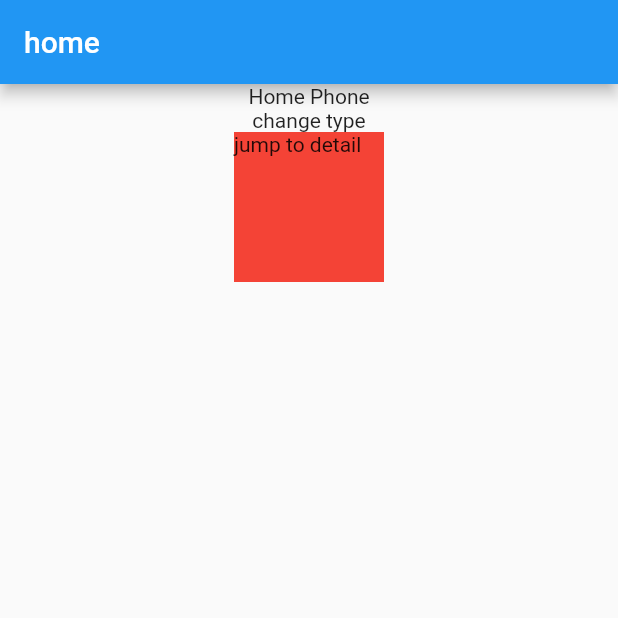
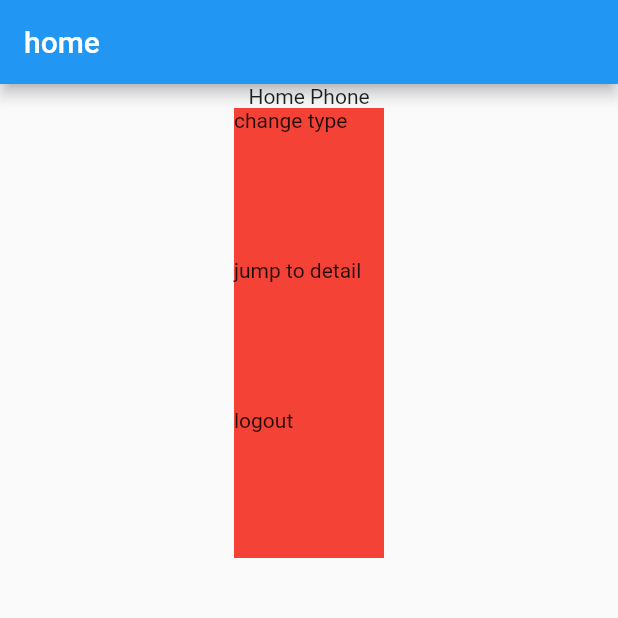
Before and after one commit to robotwai/gus, a Flutter app: the HomePage screen opened directly, on a phone screen of 412 x 824 dp, the top half of it. Run offline on Flutter 3.47's test engine with Material 2 defaults, Android fonts, the phone set to English and light mode, and no system bars; our stand-ins replace bloc, equatable, flutter_bloc; accounts and stored records are empty.

Commit message:
add logout

```diff
--- a/lib/global/global_bloc.dart
+++ b/lib/global/global_bloc.dart
@@ -12,6 +12,7 @@ class GlobalBloc extends Bloc<GlobalEvent, GlobalState> {
   GlobalBloc() : super(GlobalState(User())) {
     on<DevicesStateChanged>(_onDeviceTypeChange);
     on<LoginSuccess>(_onLoginSuccess);
+    on<Logout>(_onLogout);
     init();
     // ignore: invalid_use_of_visible_for_testing_member
   }
@@ -34,4 +35,8 @@ class GlobalBloc extends Bloc<GlobalEvent, GlobalState> {
     emit(GlobalState(event.userinfo,));
   }
 
+  _onLogout(Logout event, Emitter<GlobalState> emit){
+    emit(GlobalState(event.userinfo,));
+  }
+
 }
--- a/lib/global/global_event.dart
+++ b/lib/global/global_event.dart
@@ -25,5 +25,13 @@ class LoginSuccess extends GlobalEvent{
   List<Object> get props => [userinfo];
 }
 
+class Logout extends GlobalEvent{
+  final User userinfo;
+  Logout(this.userinfo);
+
+  @override
+  List<Object> get props => [userinfo];
+}
+
 
 enum DeviceType{phone,pda}
--- a/lib/home/home_page.dart
+++ b/lib/home/home_page.dart
@@ -2,6 +2,7 @@ import 'package:flutter/material.dart';
 import 'package:flutter_bloc/flutter_bloc.dart';
 import 'package:flutter_gus/detail/detail_page.dart';
 import 'package:flutter_gus/global/global_bloc.dart';
+import 'package:flutter_gus/global/user.dart';
 import 'package:provider/src/provider.dart';
 
 class HomePage extends StatelessWidget{
@@ -20,7 +21,12 @@ class HomePage extends StatelessWidget{
               children: [
                 state.deviceType==DeviceType.phone?Text('Home Phone'):Text('Home PDA'),
                 GestureDetector(
-                  child:  Text('change type'),
+                  child:  Container(
+                    color: Colors.red,
+                    width: 100,
+                    height: 100,
+                    child: Text('change type'),
+                  ),
                   onTap: (){
                     context.read<GlobalBloc>().add(DevicesStateChanged(state.deviceType==DeviceType.phone?DeviceType.pda:DeviceType.phone));
                   },
@@ -36,6 +42,19 @@ class HomePage extends StatelessWidget{
                     Navigator.of(context).push(MaterialPageRoute(builder: (c,){
                       return DetailPage();
                     }));
+                  },
+                ),
+                GestureDetector(
+                  child:  Container(
+                    color: Colors.red,
+                    width: 100,
+                    height: 100,
+                    child: Text('logout'),
+                  ),
+                  onTap: (){
+                    User user = User();
+                    user.status = UserStatus.unLogin;
+                    context.read<GlobalBloc>().add(Logout(user));
                   },
                 )
               ],
```
Also changed, not shown: lib/detail/detail_bloc.dart (+5 -2 lines), lib/login/bloc/login_bloc.dart (+7 -5 lines).
